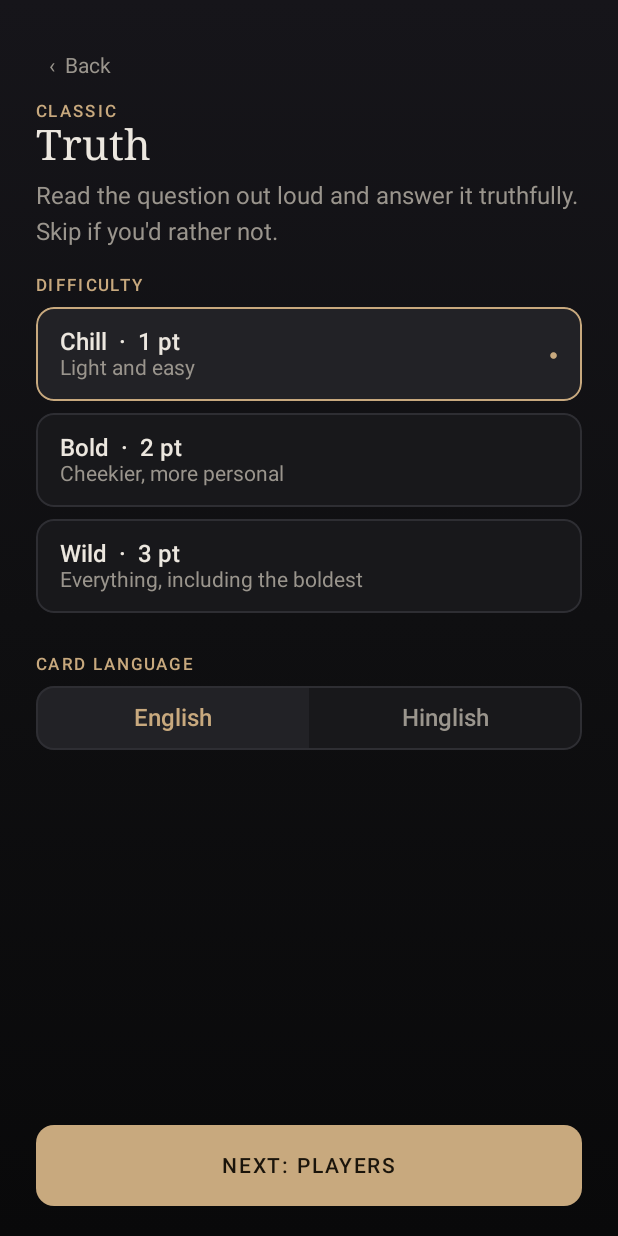
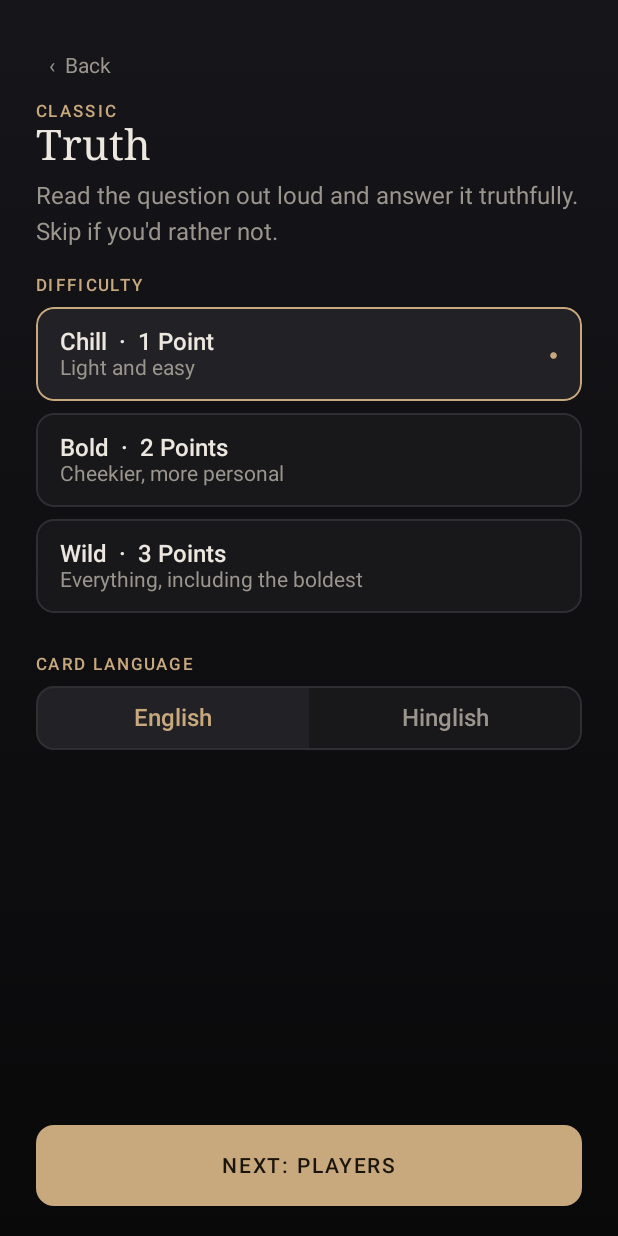
Before and after one commit to bhavsardhruv206/TRUTH-OR-TROUBLE, an Android app built with Jetpack Compose: the composable DifficultyScreen shown on its own in the app's theme, on a phone screen of 412 x 824 dp. Run offline under Robolectric (Android 15) with nearby library versions, the phone set to English and light mode, and no system bars; 7 statements that could not run were skipped.

Commit message:
Show points as full words with correct plurals (1 Point, 2 Points)
Adds a points plurals resource and uses it on the difficulty picker,
the Done button, the in-game scoreline and the results scoreboard.

Co-Authored-By: Claude Opus 5.5 <noreply@anthropic.com>
Claude-Session: https://claude.ai/code/session_01MobmGGLCQaxRvVbfGTDHsL

```diff
--- a/app/src/main/kotlin/com/afterhours/app/ui/Screens.kt
+++ b/app/src/main/kotlin/com/afterhours/app/ui/Screens.kt
@@ -30,6 +30,7 @@ import androidx.compose.ui.graphics.Color
 import androidx.compose.ui.graphics.graphicsLayer
 import androidx.compose.ui.platform.LocalContext
 import androidx.compose.ui.platform.LocalDensity
+import androidx.compose.ui.res.pluralStringResource
 import androidx.compose.ui.text.font.FontWeight
 import androidx.compose.ui.text.input.ImeAction
 import androidx.compose.ui.text.style.TextAlign
@@ -618,7 +619,7 @@ fun DifficultyScreen(
         Column(Modifier.weight(1f).verticalScroll(rememberScrollState()), verticalArrangement = Arrangement.spacedBy(8.dp)) {
             Eyebrow("Difficulty")
             Intensity.entries.forEach { i ->
-                OptionRow("${i.label}  ·  ${i.points} pt", intensityDescription(i), i == s.intensity) { onIntensity(i) }
+                OptionRow("${i.label}  ·  ${pointsLabel(i.points)}", intensityDescription(i), i == s.intensity) { onIntensity(i) }
             }
             Spacer(Modifier.height(12.dp))
             Eyebrow("Card language")
@@ -763,7 +764,7 @@ fun GameScreen(
         Spacer(Modifier.height(16.dp))
         Row(Modifier.fillMaxWidth(), horizontalArrangement = Arrangement.spacedBy(12.dp)) {
             SecondaryButton("Skip", onSkip, Modifier.weight(1f))
-            PrimaryButton("Done  +${card.intensity.points}", onComplete, Modifier.weight(1.6f))
+            PrimaryButton("Done  +${pointsLabel(card.intensity.points)}", onComplete, Modifier.weight(1.6f))
         }
         Spacer(Modifier.height(12.dp))
         Scoreline(g)
@@ -897,7 +898,7 @@ private fun Scoreline(g: GameState) {
         g.players.forEachIndexed { i, p ->
             val active = i == g.currentPlayerIndex
             Text(
-                "${p.name}  ${p.score}",
+                "${p.name}  ${pointsLabel(p.score)}",
                 color = if (active) Champagne else Stone,
                 fontWeight = if (active) FontWeight.Medium else FontWeight.Normal,
                 style = MaterialTheme.typography.bodyMedium,
@@ -927,7 +928,7 @@ fun ResultsScreen(g: GameState, bonusLabel: String?, onBonus: () -> Unit, onAgai
                     horizontalArrangement = Arrangement.SpaceBetween,
                 ) {
                     Text("${i + 1}   ${p.name}", style = MaterialTheme.typography.bodyLarge, color = if (i == 0 && w.isNotEmpty()) Champagne else Ivory)
-                    Text("${p.score}", style = MaterialTheme.typography.bodyLarge, color = if (i == 0 && w.isNotEmpty()) Champagne else Stone)
+                    Text(pointsLabel(p.score), style = MaterialTheme.typography.bodyLarge, color = if (i == 0 && w.isNotEmpty()) Champagne else Stone)
                 }
                 HorizontalDivider(color = Hairline)
             }
@@ -941,3 +942,7 @@ fun ResultsScreen(g: GameState, bonusLabel: String?, onBonus: () -> Unit, onAgai
         QuietButton("Home", onHome)
     }
 }
+
+/** "1 Point", "2 Points" — from the `points` plurals resource so translations get correct plural forms. */
+@Composable
+private fun pointsLabel(n: Int): String = pluralStringResource(com.afterhours.app.R.plurals.points, n, n)
--- a/app/src/main/res/values/strings.xml
+++ b/app/src/main/res/values/strings.xml
@@ -1,3 +1,7 @@
 <resources>
     <string name="app_name">Truth or Trouble</string>
+    <plurals name="points">
+        <item quantity="one">%d Point</item>
+        <item quantity="other">%d Points</item>
+    </plurals>
 </resources>
```
